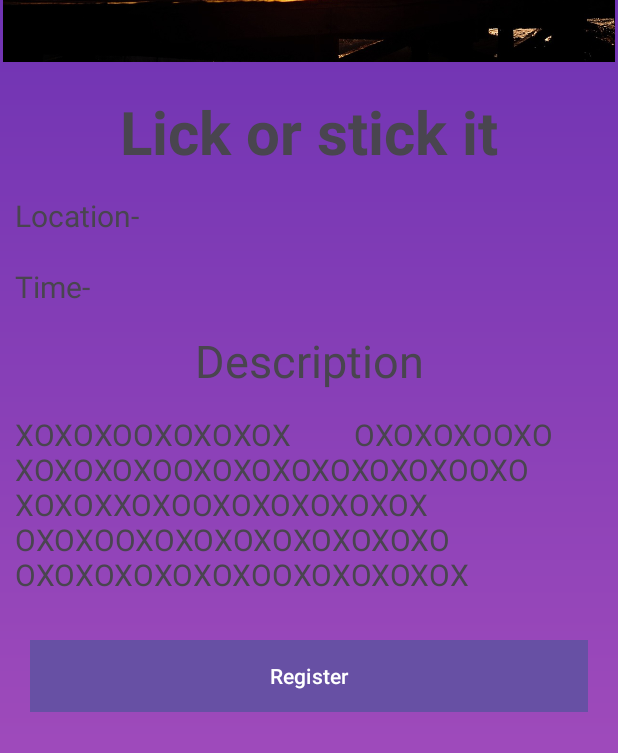
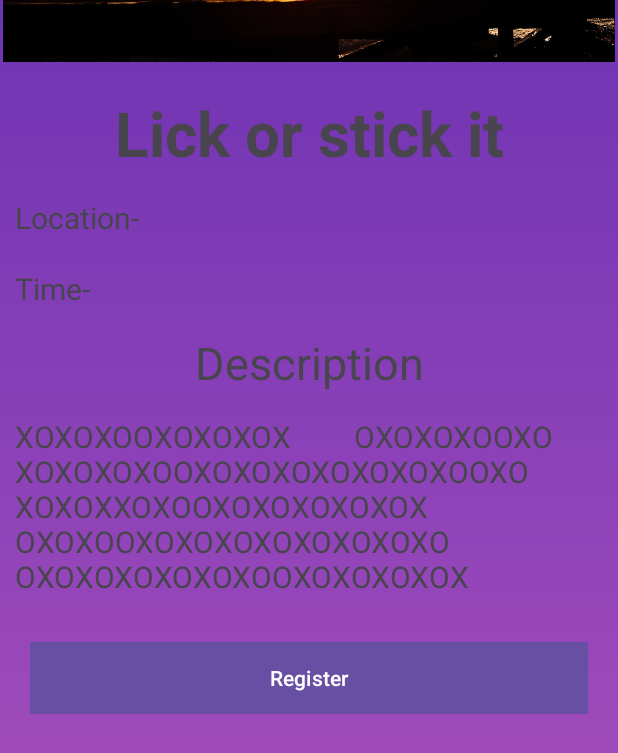
Before and after one commit to ayanjamil/Event-Organiser, an Android app: the screen it shows after launch (event_detail), after a tap on "Lick or stick it", on a phone screen of 412 x 824 dp. Shown: the part 367-1120 px from the top of the screen. Run offline under Robolectric (Android 15) with nearby library versions, the light colour scheme and no system bars; 8 statements that could not run were skipped.

```diff
--- a/app/src/main/res/layout/activity_event_detail.xml
+++ b/app/src/main/res/layout/activity_event_detail.xml
@@ -17,7 +17,7 @@
     <TextView
         android:id="@+id/tv_eventname"
         android:text="Event name"
-        android:textSize="40dp"
+        android:textSize="41dp"
         android:textStyle="bold"
         android:padding="5dp"
         android:gravity="center"
```
